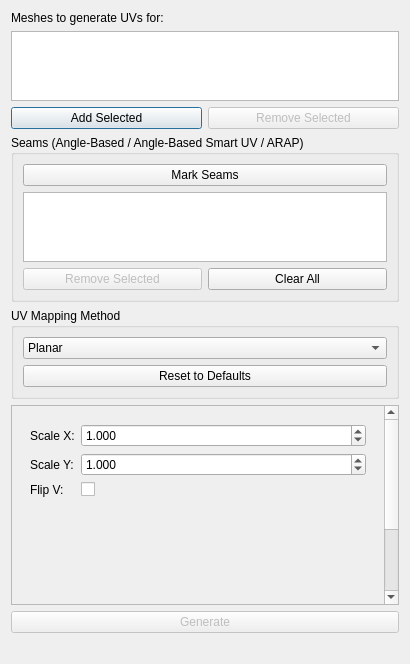
This is ui/UVGenerationDialog.ui in sharjith/ModelViewer-Qt as Qt 5 draws it before an edit. The edited form follows.
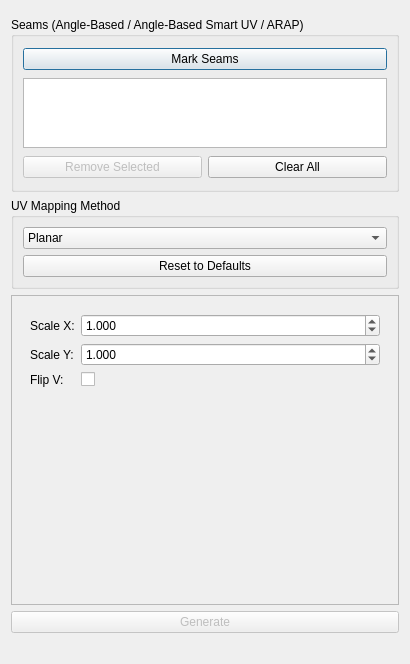
This is the edited form. Custom widgets are drawn as their Qt base class.

Commit message: Use the shared selection box in the mesh-tool dialogs

```diff
--- a/ui/UVGenerationDialog.ui
+++ b/ui/UVGenerationDialog.ui
@@ -21,45 +21,7 @@
   </property>
   <layout class="QVBoxLayout" name="verticalLayout">
    <item>
-    <widget class="QLabel" name="meshListLabel">
-     <property name="text">
-      <string>Meshes to generate UVs for:</string>
-     </property>
-    </widget>
-   </item>
-   <item>
-    <widget class="QListWidget" name="meshList">
-     <property name="maximumSize">
-      <size>
-       <width>16777215</width>
-       <height>90</height>
-      </size>
-     </property>
-     <property name="selectionMode">
-      <enum>QAbstractItemView::SelectionMode::ExtendedSelection</enum>
-     </property>
-    </widget>
-   </item>
-   <item>
-    <layout class="QHBoxLayout" name="listButtonRow">
-     <item>
-      <widget class="QPushButton" name="addSelectedButton">
-       <property name="text">
-        <string>Add Selected</string>
-       </property>
-      </widget>
-     </item>
-     <item>
-      <widget class="QPushButton" name="removeSelectedButton">
-       <property name="enabled">
-        <bool>false</bool>
-       </property>
-       <property name="text">
-        <string>Remove Selected</string>
-       </property>
-      </widget>
-     </item>
-    </layout>
+    <widget class="MeshSelectionBox" name="meshSelectionBox" native="true"/>
    </item>
    <item>
     <widget class="QGroupBox" name="groupBox_Seams">
@@ -1598,6 +1560,13 @@
    </item>
   </layout>
  </widget>
+ <customwidgets>
+  <customwidget>
+   <class>MeshSelectionBox</class>
+   <extends>QWidget</extends>
+   <header>MeshSelectionBox.h</header>
+  </customwidget>
+ </customwidgets>
  <resources/>
  <connections/>
 </ui>
```
The commit also changes 24 other files.
